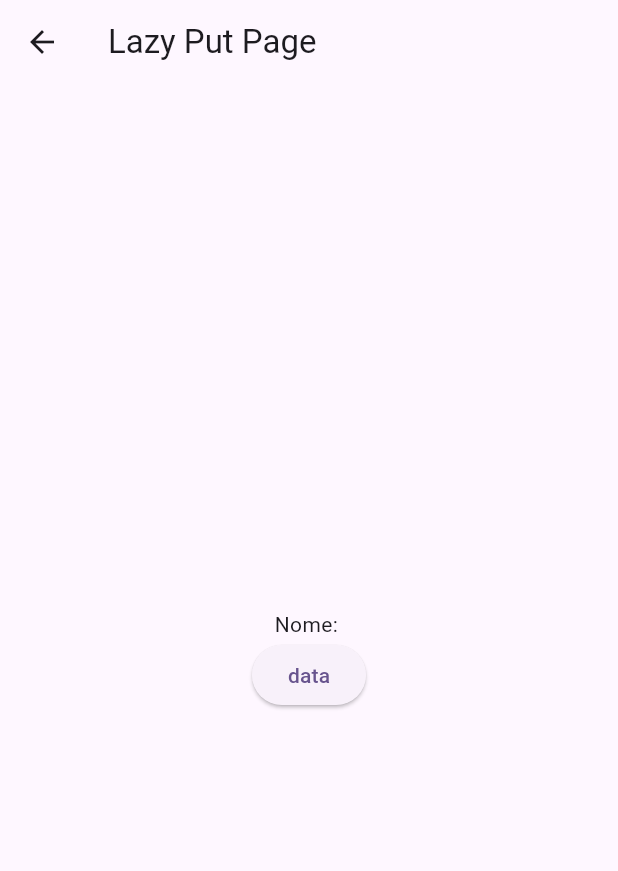
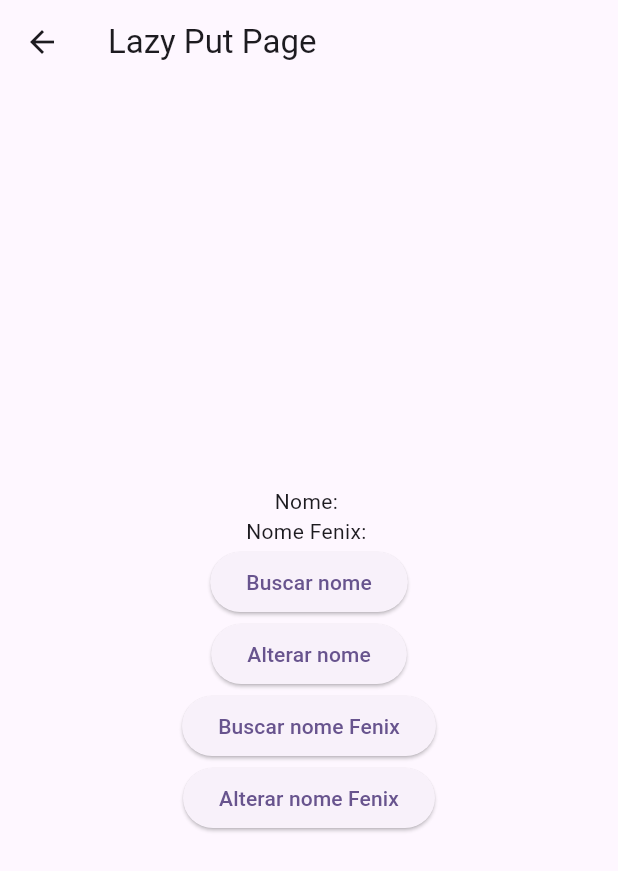
Before and after one commit to Jornada-GetX/get_dependencias, a Flutter app: the LazyPutPage screen opened by its route, on a phone screen of 412 x 824 dp. Shown: the top 871 px of the screen. Run offline on Flutter 3.47's test engine with Material 2 defaults, Android fonts, the phone set to English and light mode, and no system bars; our stand-ins replace get, shared_preferences; accounts and stored records are empty.

Commit message:
Put async

```diff
--- a/lib/main.dart
+++ b/lib/main.dart
@@ -4,6 +4,7 @@ import 'package:get_dependencias/pages/home_page.dart';
 import 'package:get_dependencias/pages/metodos/lazyPut/lazy_put_page.dart';
 import 'package:get_dependencias/pages/metodos/metodos_home_page.dart';
 import 'package:get_dependencias/pages/metodos/put/put_page.dart';
+import 'package:get_dependencias/pages/metodos/put_async/put_async_page.dart';
 
 import 'pages/basico/basico_home_page.dart';
 
@@ -43,6 +44,10 @@ class MyApp extends StatelessWidget {
               name: '/lazyput',
               page: () => LazyPutPage(),
             ),
+            GetPage(
+              name: '/putAsync',
+              page: () => PutAsyncPage(),
+            ),
           ],
         ),
       ],
--- /dev/null
+++ b/lib/pages/metodos/lazyPut/lazy_put_fenix_controller.dart
@@ -0,0 +1,7 @@
+class LazyPutFenixController {
+  String nome = 'Renato Alves';
+
+  LazyPutFenixController() {
+    print('LazyPutFenixController foi inaicializado!');
+  }
+}
--- a/lib/pages/metodos/lazyPut/lazy_put_page.dart
+++ b/lib/pages/metodos/lazyPut/lazy_put_page.dart
@@ -2,9 +2,17 @@ import 'package:flutter/material.dart';
 import 'package:get/get.dart';
 import 'package:get_dependencias/pages/metodos/lazyPut/lazy_put_controller.dart';
 
+import 'lazy_put_fenix_controller.dart';
+
 class LazyPutPage extends StatefulWidget {
   LazyPutPage({super.key}) {
     Get.lazyPut(() => LazyPutController());
+    // Fenix: Mata a instancia, porem mantem a factory ativa dentro do Get, fazendo com
+    // que tenha a possibilidade de acessa-la de qq lugar dentro do Get.
+    // --
+    // Permanent: mantem a instancia dentro do Get, sendo assim qdo vc pedir a classe
+    // ele retornara a msm instancia anterior!!!!
+    Get.lazyPut(() => LazyPutFenixController(), fenix: true);
   }
 
   @override
@@ -13,6 +21,7 @@ class LazyPutPage extends StatefulWidget {
 
 class _LazyPutPageState extends State<LazyPutPage> {
   String nome = '';
+  String nomeFenix = '';
   @override
   Widget build(BuildContext context) {
     return Scaffold(
@@ -22,12 +31,47 @@ class _LazyPutPageState extends State<LazyPutPage> {
       body: Center(
         child: Column(
           mainAxisAlignment: MainAxisAlignment.center,
-          children: [Text('Nome: $nome'), ElevatedButton(onPressed: () {}, child: const Text('data'))],
+          children: [
+            Text('Nome: $nome'),
+            Text('Nome Fenix: $nomeFenix'),
+            ElevatedButton(
+              onPressed: () {
+                final controller = Get.find<LazyPutController>();
+                setState(() {
+                  nome = controller.nome;
+                });
+              },
+              child: const Text('Buscar nome'),
+            ),
+            ElevatedButton(
+              onPressed: () {
+                final controller = Get.find<LazyPutController>();
+
+                controller.nome = 'Jornada GetX';
+              },
+              child: const Text('Alterar nome'),
+            ),
+            // Fenix
+            ElevatedButton(
+              onPressed: () {
+                final controller = Get.find<LazyPutFenixController>();
+                setState(() {
+                  nomeFenix = controller.nome;
+                });
+              },
+              child: const Text('Buscar nome Fenix'),
+            ),
+            ElevatedButton(
+              onPressed: () {
+                final controller = Get.find<LazyPutFenixController>();
+
+                controller.nome = 'Jornada GetX Fenix';
+              },
+              child: const Text('Alterar nome Fenix'),
+            ),
+          ],
         ),
       ),
     );
   }
 }
-
-
-lazyPut, factory e fenix => -10:37
--- a/lib/pages/metodos/metodos_home_page.dart
+++ b/lib/pages/metodos/metodos_home_page.dart
@@ -25,6 +25,12 @@ class MetodosHomePage extends StatelessWidget {
               },
               child: const Text('LazyPut'),
             ),
+            ElevatedButton(
+              onPressed: () {
+                Navigator.of(context).pushNamed('/metodos/putAsync');
+              },
+              child: const Text('Put Async'),
+            ),
           ],
         ),
       ),
--- a/pubspec.yaml
+++ b/pubspec.yaml
@@ -36,6 +36,7 @@ dependencies:
   # Use with the CupertinoIcons class for iOS style icons.
   cupertino_icons: ^1.0.2
   get: ^4.6.5
+  shared_preferences: ^2.2.1
 
 dev_dependencies:
   flutter_test:
```
Also changed, not shown: lib/pages/metodos/put_async/put_async_page.dart (added, +44 -0 lines), pubspec.lock.
